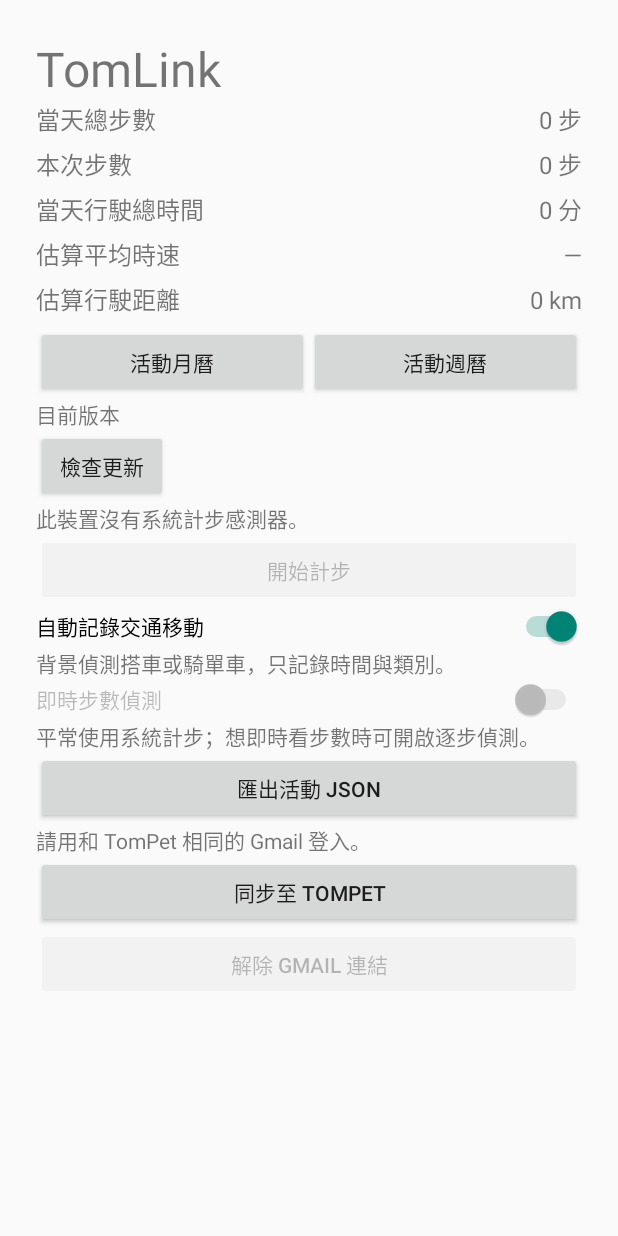
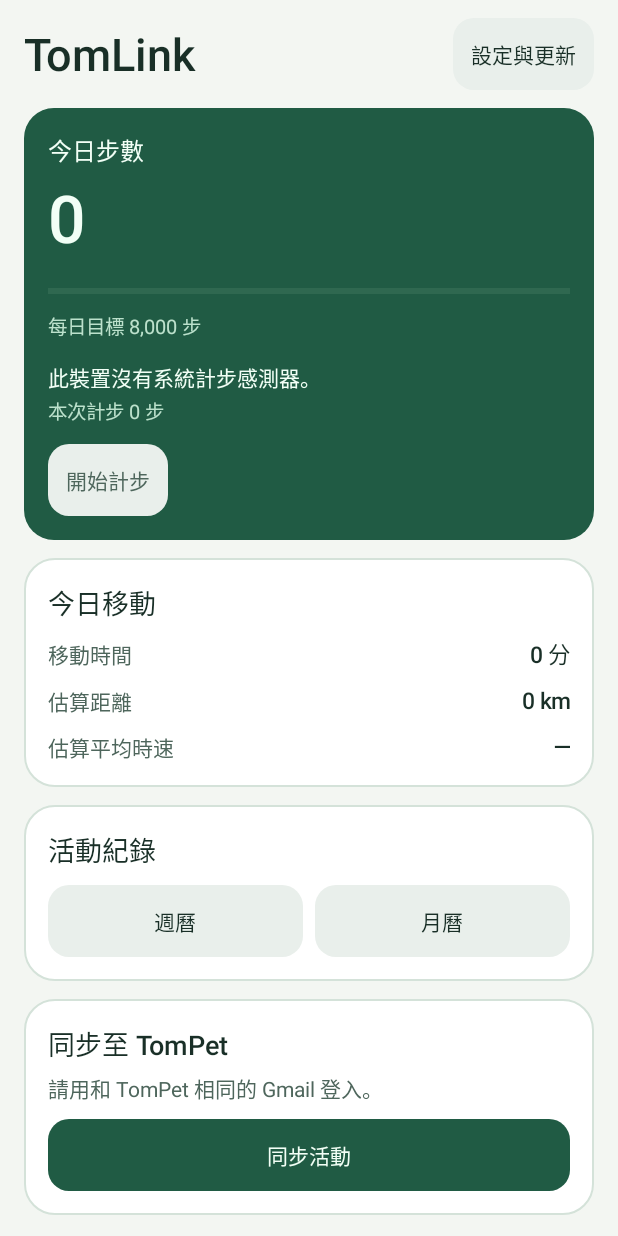
Before and after one commit to tom19961109/TomLink, an Android app: the screen it shows after launch (MainActivity), on a phone screen of 412 x 824 dp. Run offline under Robolectric (Android 15) with nearby library versions, the phone set to English and light mode, and no system bars.

Commit message:
Refresh TomLink activity screens for alpha.12

```diff
--- a/app/build.gradle
+++ b/app/build.gradle
@@ -6,8 +6,8 @@ android {
         applicationId 'com.tomforge.tomlink'
         minSdk 26
         targetSdk 36
-        versionCode 11
-        versionName '0.1.0-alpha.11'
+        versionCode 12
+        versionName '0.1.0-alpha.12'
     }
 }
 
--- a/app/src/main/AndroidManifest.xml
+++ b/app/src/main/AndroidManifest.xml
@@ -8,7 +8,7 @@
     <uses-permission android:name="android.permission.REQUEST_INSTALL_PACKAGES" />
     <uses-feature android:name="android.hardware.sensor.stepdetector" android:required="false" />
     <uses-feature android:name="android.hardware.sensor.stepcounter" android:required="false" />
-    <application android:label="TomLink" android:icon="@mipmap/tomlink_icon" android:roundIcon="@mipmap/tomlink_icon" android:allowBackup="false" android:theme="@android:style/Theme.Material.Light.NoActionBar">
+    <application android:label="TomLink" android:icon="@mipmap/tomlink_icon" android:roundIcon="@mipmap/tomlink_icon" android:allowBackup="false" android:theme="@style/TomLinkTheme">
         <provider
             android:name=".UpdateFileProvider"
             android:authorities="${applicationId}.updates"
--- a/app/src/main/kotlin/com/tomforge/tomlink/MainActivity.kt
+++ b/app/src/main/kotlin/com/tomforge/tomlink/MainActivity.kt
@@ -2,9 +2,11 @@ package com.tomforge.tomlink
 
 import android.Manifest
 import android.app.Activity
+import android.app.AlertDialog
 import android.content.ActivityNotFoundException
 import android.content.Intent
 import android.content.pm.PackageManager
+import android.content.res.ColorStateList
 import android.hardware.Sensor
 import android.hardware.SensorManager
 import android.net.Uri
@@ -15,10 +17,12 @@ import android.os.Looper
 import android.provider.Settings
 import android.view.View
 import androidx.core.content.FileProvider
-import android.view.WindowInsets
+import androidx.core.view.ViewCompat
+import android.view.Gravity
 import android.widget.Button
 import android.widget.LinearLayout
 import android.widget.ScrollView
+import android.widget.ProgressBar
 import android.widget.Switch
 import android.widget.TextView
 import android.widget.Toast
@@ -36,6 +40,9 @@ class MainActivity : Activity() {
     private val hasCounter by lazy { sensors.getDefaultSensor(Sensor.TYPE_STEP_COUNTER) != null }
     private val hasDetector by lazy { sensors.getDefaultSensor(Sensor.TYPE_STEP_DETECTOR) != null }
     private val worker = Executors.newSingleThreadExecutor()
+    private lateinit var controlsDialog: AlertDialog
+    private lateinit var goalProgress: ProgressBar
+    private lateinit var goalText: TextView
     private lateinit var status: TextView
     private lateinit var todaySteps: TextView
     private lateinit var sessionSteps: TextView
@@ -70,66 +77,65 @@ class MainActivity : Activity() {
 
     override fun onCreate(savedInstanceState: Bundle?) {
         super.onCreate(savedInstanceState)
-        val scroll = ScrollView(this)
-        val layout = LinearLayout(this).apply { orientation = LinearLayout.VERTICAL }
-        val pad = (24 * resources.displayMetrics.density).toInt()
-        layout.setPadding(pad, pad, pad, pad)
-        scroll.setOnApplyWindowInsetsListener { _, insets ->
-            if (Build.VERSION.SDK_INT >= 30) {
-                val bars = insets.getInsets(WindowInsets.Type.systemBars())
-                layout.setPadding(pad + bars.left, pad + bars.top, pad + bars.right, pad + bars.bottom)
+        val page = column()
+        val title = label("TomLink", 30, true)
+        ViewCompat.setAccessibilityHeading(title, true)
+        val controls = action("設定與更新") { controlsDialog.show() }
+        page.block(LinearLayout(this).apply {
+            gravity = Gravity.CENTER_VERTICAL
+            addView(title, LinearLayout.LayoutParams(0, -2, 1f))
+            addView(controls)
+        })
+        page.block(activitySummary(), 12)
+        page.block(travelSummary(), 12)
+        page.block(card().apply {
+            block(heading("活動紀錄"))
+            block(LinearLayout(this@MainActivity).apply {
+                addView(calendarAction("週曆", true), LinearLayout.LayoutParams(0, -2, 1f))
+                addView(calendarAction("月曆", false), LinearLayout.LayoutParams(0, -2, 1f).apply { marginStart = dp(8) })
+            }, 10)
+        }, 12)
+        page.block(card().apply {
+            block(heading("同步至 TomPet"))
+            account = label("", 14, ink = LinkColors.muted)
+            block(account, 5)
+            send = action("同步活動", primary = true) { sendSteps() }
+            block(send, 10)
+        }, 12)
+        controlsDialog = createControls()
+        setContentView(pageScroll(page))
+        renderSteps(StepService.status)
+        renderSync()
+        if (savedInstanceState?.getBoolean("controlsOpen") == true) controlsDialog.show()
     }
-            insets
+
+    override fun onSaveInstanceState(outState: Bundle) {
+        outState.putBoolean("controlsOpen", controlsDialog.isShowing)
+        super.onSaveInstanceState(outState)
     }
-        layout.addView(TextView(this).apply { text = "TomLink"; textSize = 32f })
-        fun metric(title: String): TextView {
-            val row = LinearLayout(this).apply { orientation = LinearLayout.HORIZONTAL }
-            row.addView(TextView(this).apply { text = title; textSize = 16f }, LinearLayout.LayoutParams(0, -2, 1f))
-            val value = TextView(this).apply { text = "—"; textSize = 16f }
-            row.addView(value)
-            layout.addView(row, LinearLayout.LayoutParams(-1, -2).apply { bottomMargin = pad / 4 })
-            return value
+
+    private fun heading(text: String) = label(text, 18, true).apply { ViewCompat.setAccessibilityHeading(this, true) }
+
+    private fun activitySummary() = card(LinkColors.accent).apply {
+        block(label("今日步數", 16, true, LinkColors.onAccent))
+        todaySteps = label("—", 44, true, LinkColors.onAccent).apply {
+            fontFeatureSettings = "tnum"
         }
-        todaySteps = metric("當天總步數")
-        sessionSteps = metric("本次步數")
-        todayTravel = metric("當天行駛總時間")
-        averageSpeed = metric("估算平均時速")
-        todayDistance = metric("估算行駛距離")
-        layout.addView(LinearLayout(this).apply {
-            orientation = LinearLayout.HORIZONTAL
-            listOf("活動月曆" to false, "活動週曆" to true).forEach { (label, weekly) ->
-                val button = Button(this@MainActivity).apply {
-                    text = label
-                    setOnClickListener {
-                        startActivity(Intent(this@MainActivity, StepCalendarActivity::class.java)
-                            .putExtra(StepCalendarActivity.EXTRA_WEEK, weekly))
+        block(todaySteps, 3)
+        goalProgress = ProgressBar(this@MainActivity, null, android.R.attr.progressBarStyleHorizontal).apply {
+            max = 1000
+            progressTintList = ColorStateList.valueOf(LinkColors.onAccent)
+            progressBackgroundTintList = ColorStateList.valueOf(0xFF5B8A73.toInt())
+            importantForAccessibility = View.IMPORTANT_FOR_ACCESSIBILITY_NO
         }
-                }
-                addView(button, LinearLayout.LayoutParams(0, -2, 1f))
-            }
-        })
-        updateStatus = TextView(this).apply { text = "目前版本 ${updates.versionName}" }
-        layout.addView(updateStatus)
-        checkUpdate = Button(this).apply {
-            text = "檢查更新"
-            setOnClickListener {
-                latest = null
-                checkForUpdate()
-            }
-        }
-        installUpdate = Button(this).apply {
-            text = "更新"
-            setOnClickListener { latest?.let { downloadUpdate(it) } }
-        }
-        layout.addView(LinearLayout(this).apply {
-            orientation = LinearLayout.HORIZONTAL
-            addView(checkUpdate)
-            addView(installUpdate)
-        })
-        status = TextView(this)
-        layout.addView(status)
-        toggle = Button(this).apply {
-            setOnClickListener {
+        block(goalProgress, 12)
+        goalText = label("", 13, ink = LinkColors.mutedMint)
+        block(goalText, 5)
+        status = label("", 14, true, LinkColors.onAccent).apply { accessibilityLiveRegion = View.ACCESSIBILITY_LIVE_REGION_POLITE }
+        block(status, 13)
+        sessionSteps = label("", 13, ink = LinkColors.mutedMint)
+        block(sessionSteps, 2)
+        toggle = action("開始計步") {
             if (StepService.status.running) {
                 settings.edit().putBoolean(ENABLED, false).apply()
                 stopService(Intent(this@MainActivity, StepService::class.java))
@@ -138,58 +144,81 @@ class MainActivity : Activity() {
                 startCounting(true)
             }
         }
+        addView(toggle, LinearLayout.LayoutParams(-2, -2).apply { topMargin = dp(12) })
     }
-        layout.addView(toggle)
-        layout.addView(Switch(this).apply {
+
+    private fun travelSummary() = card().apply {
+        block(heading("今日移動"))
+        fun metric(title: String): TextView {
+            val value = label("—", 15, true)
+            block(LinearLayout(this@MainActivity).apply {
+                gravity = Gravity.CENTER_VERTICAL
+                addView(label(title, 14, ink = LinkColors.muted), LinearLayout.LayoutParams(0, -2, 1f))
+                addView(value)
+            }, 9)
+            return value
+        }
+        todayTravel = metric("移動時間")
+        todayDistance = metric("估算距離")
+        averageSpeed = metric("估算平均時速")
+    }
+
+    private fun calendarAction(title: String, weekly: Boolean) = action(title) {
+        startActivity(Intent(this, StepCalendarActivity::class.java).putExtra(StepCalendarActivity.EXTRA_WEEK, weekly))
+    }
+
+    private fun createControls(): AlertDialog {
+        val content = column().apply { setPadding(dp(22), dp(4), dp(22), dp(8)) }
+        content.block(heading("活動記錄"))
+        content.block(Switch(this).apply {
             text = "自動記錄交通移動"
+            minHeight = dp(48)
             isChecked = getSharedPreferences("transport", MODE_PRIVATE).getBoolean("enabled", true)
             setOnCheckedChangeListener { _, checked -> configureTransport(checked) }
         })
-        layout.addView(TextView(this).apply { text = "背景偵測搭車或騎單車，只記錄時間與類別。" })
-        layout.addView(Switch(this).apply {
+        content.block(label("記錄搭車與單車的時間及類別。", 13, ink = LinkColors.muted))
+        content.block(Switch(this).apply {
             text = "即時步數偵測"
+            minHeight = dp(48)
             isEnabled = hasCounter && hasDetector
             isChecked = hasDetector && (!hasCounter || settings.getBoolean(FAST, false))
             setOnCheckedChangeListener { _, checked ->
                 settings.edit().putBoolean(FAST, checked).apply()
                 if (StepService.status.running) startCounting(false)
             }
-        })
-        layout.addView(TextView(this).apply { text = "平常使用系統計步；想即時看步數時可開啟逐步偵測。" })
-        export = Button(this).apply {
-            text = "匯出活動 JSON"
-            setOnClickListener {
+        }, 4)
+        content.block(heading("資料與連結"), 18)
+        export = action("匯出活動 JSON") {
             startActivityForResult(Intent(Intent.ACTION_CREATE_DOCUMENT).apply {
                 addCategory(Intent.CATEGORY_OPENABLE)
                 type = "application/json"
                 putExtra(Intent.EXTRA_TITLE, "tomlink-steps.json")
             }, 2)
         }
-        }
-        layout.addView(export)
-        account = TextView(this)
-        layout.addView(account)
-        send = Button(this).apply {
-            text = "同步至 TomPet"
-            setOnClickListener { sendSteps() }
-        }
-        layout.addView(send)
-        disconnect = Button(this).apply {
-            text = "解除 Gmail 連結"
-            setOnClickListener {
+        content.block(export, 8)
+        disconnect = action("解除 Gmail 連結") {
             runWork({ sync.disconnect() }) {
                 email = null
                 notifyUser("已解除 Gmail 連結")
             }
         }
+        content.block(disconnect, 6)
+        content.block(heading("版本更新"), 18)
+        updateStatus = label("目前版本 ${updates.versionName}", 14, ink = LinkColors.muted).apply {
+            accessibilityLiveRegion = View.ACCESSIBILITY_LIVE_REGION_POLITE
         }
-        layout.addView(disconnect)
-        scroll.addView(layout)
-        setContentView(scroll)
-        renderSteps(StepService.status)
-        renderSync()
+        content.block(updateStatus, 5)
+        checkUpdate = action("檢查更新") {
+            latest = null
+            checkForUpdate()
         }
-
+        content.block(checkUpdate, 8)
+        installUpdate = action("下載並安裝新版", primary = true) { latest?.let { downloadUpdate(it) } }
+        content.block(installUpdate, 6)
+        val scroll = ScrollView(this).apply { addView(content) }
+        return AlertDialog.Builder(this).setTitle("設定與更新").setView(scroll)
+            .setPositiveButton("完成", null).create()
+    }
     override fun onResume() {
         super.onResume()
         summaryActive = true
@@ -349,7 +378,10 @@ class MainActivity : Activity() {
             runOnUiThread {
                 if (!summaryActive || generation != summaryGeneration) return@runOnUiThread
                 result.onSuccess { (steps, travel) ->
-                    todaySteps.text = "${wholeNumber.format(steps)} 步"
+                    todaySteps.text = wholeNumber.format(steps)
+                    val goal = getSharedPreferences("activity_goals", MODE_PRIVATE).getLong("dailySteps", 8000).coerceAtLeast(1)
+                    goalProgress.progress = ((steps.toDouble() / goal).coerceIn(0.0, 1.0) * goalProgress.max).toInt()
+                    goalText.text = "每日目標 ${wholeNumber.format(goal)} 步"
                     todayTravel.text = formatTravelDuration(travel.totalMs)
                     averageSpeed.text = if (travel.totalMs > 0) "約 ${decimalNumber.format(currentSpeeds.averageKph(travel))} km/h" else "—"
                     todayDistance.text = formatDistance(currentSpeeds.kilometers(travel), decimalNumber)
@@ -359,7 +391,7 @@ class MainActivity : Activity() {
     }
 
     private fun renderSteps(state: StepService.Status) {
-        sessionSteps.text = "${wholeNumber.format(state.steps)} 步"
+        sessionSteps.text = "本次計步 ${wholeNumber.format(state.steps)} 步"
         status.text = when {
             !hasCounter && !hasDetector -> "此裝置沒有系統計步感測器。"
             !hasMotionPermission(this) -> "需要身體活動權限才能計步。"
@@ -381,6 +413,7 @@ class MainActivity : Activity() {
         installUpdate.visibility = if (latest != null) View.VISIBLE else View.GONE
         send.isEnabled = !busy
         export.isEnabled = !busy
+        disconnect.visibility = if (sync.hasDevice) View.VISIBLE else View.GONE
         disconnect.isEnabled = !busy && sync.hasDevice
     }
 
@@ -421,6 +454,7 @@ class MainActivity : Activity() {
     }
 
     override fun onDestroy() {
+        controlsDialog.dismiss()
         summaryWorker.shutdown()
         worker.shutdown()
         super.onDestroy()
--- a/app/src/main/kotlin/com/tomforge/tomlink/StepService.kt
+++ b/app/src/main/kotlin/com/tomforge/tomlink/StepService.kt
@@ -187,6 +187,7 @@ class StepService : Service(), SensorEventListener {
         val stop = PendingIntent.getService(this, 1, Intent(this, StepService::class.java).setAction(STOP), PendingIntent.FLAG_IMMUTABLE)
         return Notification.Builder(this, CHANNEL)
             .setSmallIcon(android.R.drawable.ic_menu_mylocation)
+            .setColor(LinkColors.accent)
             .setContentTitle("TomLink 正在計步")
             .setContentText("步數儲存在這部手機")
             .setContentIntent(open)
--- /dev/null
+++ b/app/src/main/kotlin/com/tomforge/tomlink/TomLinkUi.kt
@@ -0,0 +1,96 @@
+package com.tomforge.tomlink
+
+import android.content.Context
+import android.content.res.ColorStateList
+import android.graphics.Typeface
+import android.graphics.drawable.GradientDrawable
+import android.graphics.drawable.RippleDrawable
+import android.os.Build
+import android.view.View
+import android.view.ViewGroup.LayoutParams.MATCH_PARENT
+import android.view.ViewGroup.LayoutParams.WRAP_CONTENT
+import android.view.WindowInsets
+import android.widget.Button
+import android.widget.FrameLayout
+import android.widget.LinearLayout
+import android.widget.ScrollView
+import android.widget.TextView
+
+internal object LinkColors {
+    val page = 0xFFF3F6F2.toInt()
+    val surface = 0xFFFFFFFF.toInt()
+    val ink = 0xFF192F27.toInt()
+    val muted = 0xFF4E665C.toInt()
+    val line = 0xFFD4E2D9.toInt()
+    val accent = 0xFF205B44.toInt()
+    val onAccent = 0xFFF2FFF6.toInt()
+    val mint = 0xFFDCEFE3.toInt()
+    val mutedMint = 0xFFBCE1CC.toInt()
+    val soft = 0xFFE9EFEB.toInt()
+    val rose = 0xFFF9E9E4.toInt()
+    val roseInk = 0xFF7D3C36.toInt()
+}
+
+internal fun Context.dp(value: Int) = (value * resources.displayMetrics.density + .5f).toInt()
+
+internal fun Context.panel(fill: Int, radius: Int = 20, border: Int? = null) = GradientDrawable().apply {
+    setColor(fill)
+    cornerRadius = dp(radius).toFloat()
+    border?.let { setStroke(dp(1), it) }
+}
+
+internal fun Context.pressable(fill: Int, radius: Int = 14, border: Int? = null) = RippleDrawable(
+    ColorStateList.valueOf(0x2853806A.toInt()), panel(fill, radius, border), panel(LinkColors.surface, radius),
+)
+
+internal fun Context.label(value: String, size: Int, bold: Boolean = false, ink: Int = LinkColors.ink) = TextView(this).apply {
+    text = value
+    textSize = size.toFloat()
+    setTextColor(ink)
+    if (bold) typeface = Typeface.create("sans-serif-medium", Typeface.NORMAL)
+}
+
+internal fun Context.action(value: String, primary: Boolean = false, click: () -> Unit) = Button(this).apply {
+    text = value
+    textSize = 14f
+    isAllCaps = false
+    minHeight = dp(48)
+    minimumHeight = dp(48)
+    minWidth = 0
+    minimumWidth = 0
+    elevation = 0f
+    stateListAnimator = null
+    background = if (primary) pressable(LinkColors.accent) else pressable(LinkColors.soft)
+    setTextColor(ColorStateList(
+        arrayOf(intArrayOf(-android.R.attr.state_enabled), intArrayOf()),
+        intArrayOf(if (primary) LinkColors.mutedMint else LinkColors.muted, if (primary) LinkColors.onAccent else LinkColors.ink),
+    ))
+    setPadding(dp(12), dp(8), dp(12), dp(8))
+    setOnClickListener { click() }
+}
+
+internal fun Context.column() = LinearLayout(this).apply { orientation = LinearLayout.VERTICAL }
+
+internal fun Context.card(fill: Int = LinkColors.surface) = column().apply {
+    background = panel(fill, border = LinkColors.line.takeIf { fill == LinkColors.surface })
+    setPadding(dp(16), dp(16), dp(16), dp(16))
+}
+
+internal fun LinearLayout.block(view: View, gap: Int = 0) {
+    addView(view, LinearLayout.LayoutParams(MATCH_PARENT, WRAP_CONTENT).apply { topMargin = context.dp(gap) })
+}
+
+internal fun Context.pageScroll(content: LinearLayout) = ScrollView(this).apply {
+    isFillViewport = true
+    clipToPadding = false
+    setBackgroundColor(LinkColors.page)
+    content.setPadding(dp(16), dp(12), dp(16), dp(24))
+    setOnApplyWindowInsetsListener { _, insets ->
+        if (Build.VERSION.SDK_INT >= 30) {
+            val bars = insets.getInsets(WindowInsets.Type.systemBars() or WindowInsets.Type.displayCutout())
+            content.setPadding(dp(16) + bars.left, dp(12) + bars.top, dp(16) + bars.right, dp(24) + bars.bottom)
+        }
+        insets
+    }
+    addView(content, FrameLayout.LayoutParams(MATCH_PARENT, WRAP_CONTENT))
+}
--- /dev/null
+++ b/app/src/main/res/values-v27/themes.xml
@@ -0,0 +1,7 @@
+<?xml version="1.0" encoding="utf-8"?>
+<resources>
+    <style name="TomLinkTheme" parent="TomLinkBaseTheme">
+        <item name="android:windowLightNavigationBar">true</item>
+        <item name="android:navigationBarColor">#F3F6F2</item>
+    </style>
+</resources>
--- /dev/null
+++ b/app/src/main/res/values/themes.xml
@@ -0,0 +1,12 @@
+<?xml version="1.0" encoding="utf-8"?>
+<resources>
+    <style name="TomLinkBaseTheme" parent="android:style/Theme.Material.Light.NoActionBar">
+        <item name="android:fontFamily">sans-serif</item>
+        <item name="android:colorAccent">#205B44</item>
+        <item name="android:windowBackground">#F3F6F2</item>
+        <item name="android:windowLightStatusBar">true</item>
+        <item name="android:statusBarColor">#F3F6F2</item>
+        <item name="android:navigationBarColor">#192F27</item>
+    </style>
+    <style name="TomLinkTheme" parent="TomLinkBaseTheme" />
+</resources>
```
Also changed, not shown: app/src/main/kotlin/com/tomforge/tomlink/StepCalendarActivity.kt (+132 -149 lines), 2 other files. Lines whose indentation alone changed are shown as unchanged.
